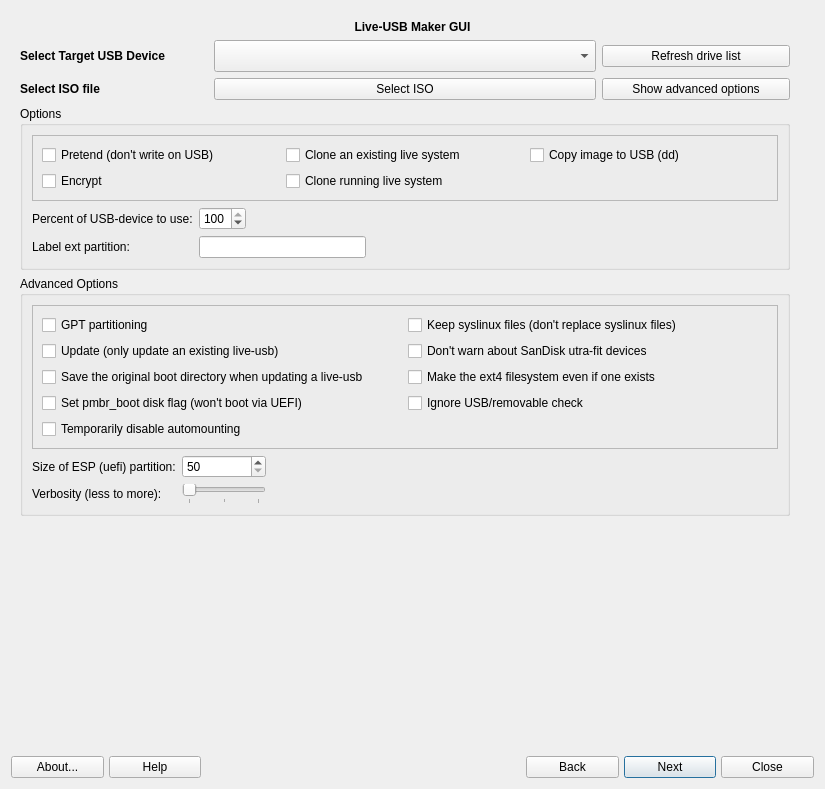
This is mainwindow.ui in AdrianTM/mx-live-usb-maker as Qt 5 draws it before an edit. The edited form follows.
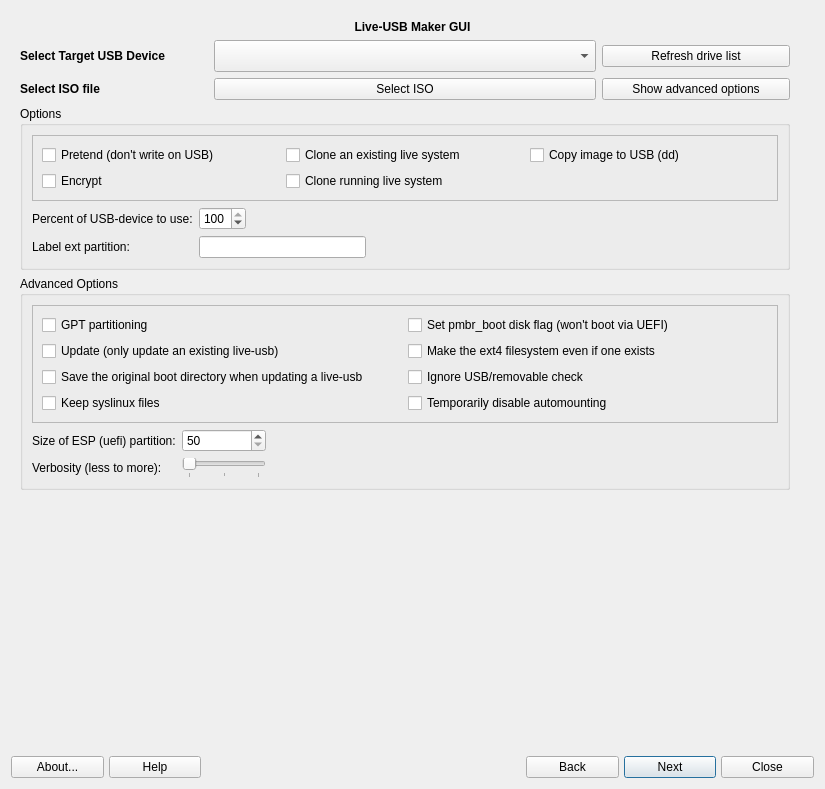
This is the edited form. Icons and pictures are not drawn.

```diff
--- a/mainwindow.ui
+++ b/mainwindow.ui
@@ -13,6 +13,9 @@
   <property name="windowTitle">
    <string>Program_Name</string>
   </property>
+  <property name="toolTip">
+   <string>Use gpt partitioning instead of msdos</string>
+  </property>
   <layout class="QGridLayout" name="gridLayout_2">
    <item row="2" column="0">
     <layout class="QGridLayout" name="buttonBar" columnstretch="0,0,0,0,0,0,0,0,0,0,0">
@@ -437,69 +440,71 @@
              <enum>QFrame::Plain</enum>
             </property>
             <layout class="QGridLayout" name="gridLayout_4">
-             <item row="4" column="0">
+             <item row="1" column="1">
+              <widget class="QCheckBox" name="cb_force_makefs">
+               <property name="text">
+                <string>Make the ext4 filesystem even if one exists</string>
+               </property>
+              </widget>
+             </item>
+             <item row="2" column="0">
+              <widget class="QCheckBox" name="cb_save_boot">
+               <property name="text">
+                <string>Save the original boot directory when updating a live-usb</string>
+               </property>
+              </widget>
+             </item>
+             <item row="0" column="0">
               <widget class="QCheckBox" name="cb_gpt">
+               <property name="toolTip">
+                <string>Use gpt partitioning instead of msdos</string>
+               </property>
                <property name="text">
                 <string>GPT partitioning</string>
                </property>
               </widget>
              </item>
-             <item row="9" column="0">
+             <item row="1" column="0">
               <widget class="QCheckBox" name="cb_update">
                <property name="text">
                 <string>Update (only update an existing live-usb)</string>
                </property>
               </widget>
              </item>
-             <item row="4" column="1">
+             <item row="3" column="0">
               <widget class="QCheckBox" name="cb_keep">
+               <property name="toolTip">
+                <string>Don't replace syslinux files</string>
+               </property>
                <property name="text">
-                <string>Keep syslinux files (don't replace syslinux files)</string>
+                <string>Keep syslinux files</string>
                </property>
               </widget>
              </item>
-             <item row="13" column="1">
+             <item row="2" column="1">
               <widget class="QCheckBox" name="cb_force_usb">
                <property name="text">
                 <string>Ignore USB/removable check</string>
                </property>
               </widget>
              </item>
-             <item row="10" column="0">
-              <widget class="QCheckBox" name="cb_save_boot">
-               <property name="text">
-                <string>Save the original boot directory when updating a live-usb</string>
-               </property>
-              </widget>
-             </item>
-             <item row="9" column="1">
-              <widget class="QCheckBox" name="cb_force_ultra_fit">
-               <property name="text">
-                <string>Don't warn about SanDisk utra-fit devices</string>
-               </property>
-              </widget>
-             </item>
-             <item row="10" column="1">
-              <widget class="QCheckBox" name="cb_force_makefs">
-               <property name="text">
-                <string>Make the ext4 filesystem even if one exists</string>
-               </property>
-              </widget>
-             </item>
-             <item row="13" column="0">
-              <widget class="QCheckBox" name="cb_set_pmbr_boot">
-               <property name="text">
-                <string>Set pmbr_boot disk flag (won't boot via UEFI)</string>
-               </property>
-              </widget>
-             </item>
-             <item row="16" column="0">
+             <item row="3" column="1">
               <widget class="QCheckBox" name="cb_force_automount">
                <property name="text">
                 <string>Temporarily disable automounting</string>
                </property>
               </widget>
              </item>
+             <item row="0" column="1">
+              <widget class="QCheckBox" name="cb_set_pmbr_boot">
+               <property name="toolTip">
+                <string/>
+               </property>
+               <property name="text">
+                <string>Set pmbr_boot disk flag (won't boot via UEFI)</string>
+               </property>
+              </widget>
+             </item>
             </layout>
            </widget>
           </item>
@@ -523,6 +528,9 @@
             <layout class="QGridLayout" name="gridLayout_7">
              <item row="0" column="0">
               <widget class="QCheckBox" name="cb_pretend">
+               <property name="toolTip">
+                <string>Don't run commands that affect the usb device</string>
+               </property>
                <property name="text">
                 <string>Pretend (don't write on USB)</string>
                </property>
@@ -530,6 +538,9 @@
              </item>
              <item row="0" column="1">
               <widget class="QCheckBox" name="cb_clone_mode">
+               <property name="toolTip">
+                <string>clone from a mounted live-usb or iso-file.</string>
+               </property>
                <property name="text">
                 <string>Clone an existing live system</string>
                </property>
@@ -537,6 +548,9 @@
              </item>
              <item row="1" column="0">
               <widget class="QCheckBox" name="cb_encrypt">
+               <property name="toolTip">
+                <string>Set up to boot from an encrypted partition, will prompt for pass phrase on first boot</string>
+               </property>
                <property name="text">
                 <string>Encrypt</string>
                </property>
@@ -552,7 +566,7 @@
              <item row="0" column="2">
               <widget class="QCheckBox" name="cb_dd">
                <property name="toolTip">
-                <string>read-only, cannot be used with persistency</string>
+                <string>Read-only, cannot be used with persistency</string>
                </property>
                <property name="text">
                 <string>Copy image to USB (dd)</string>
```
